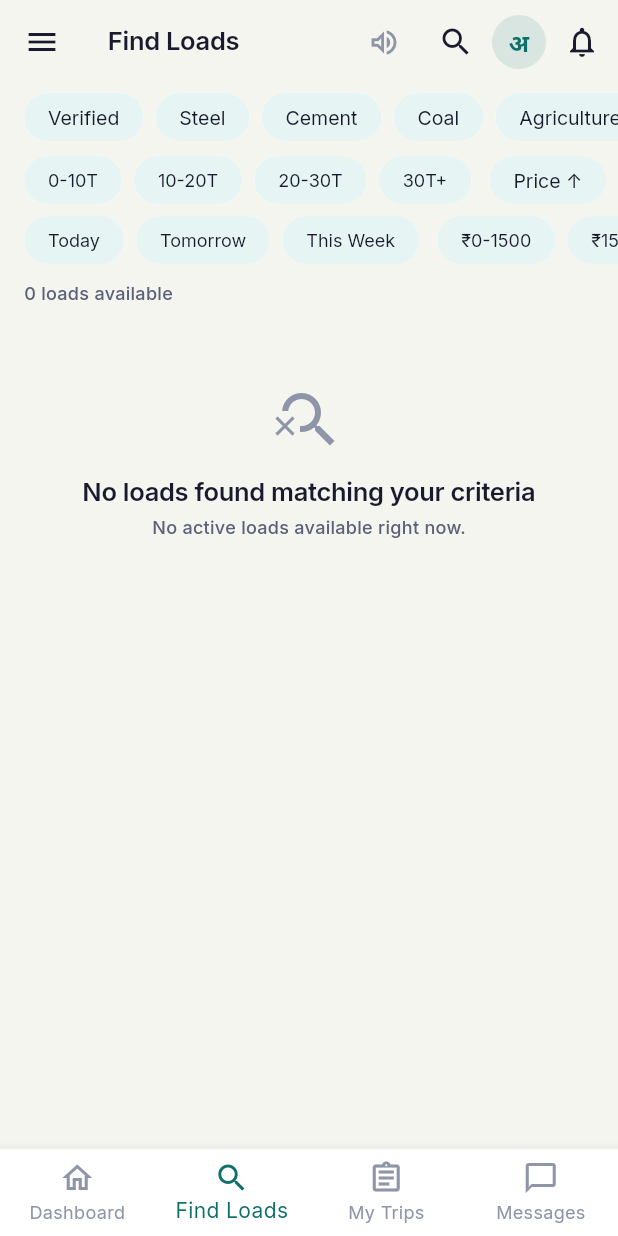
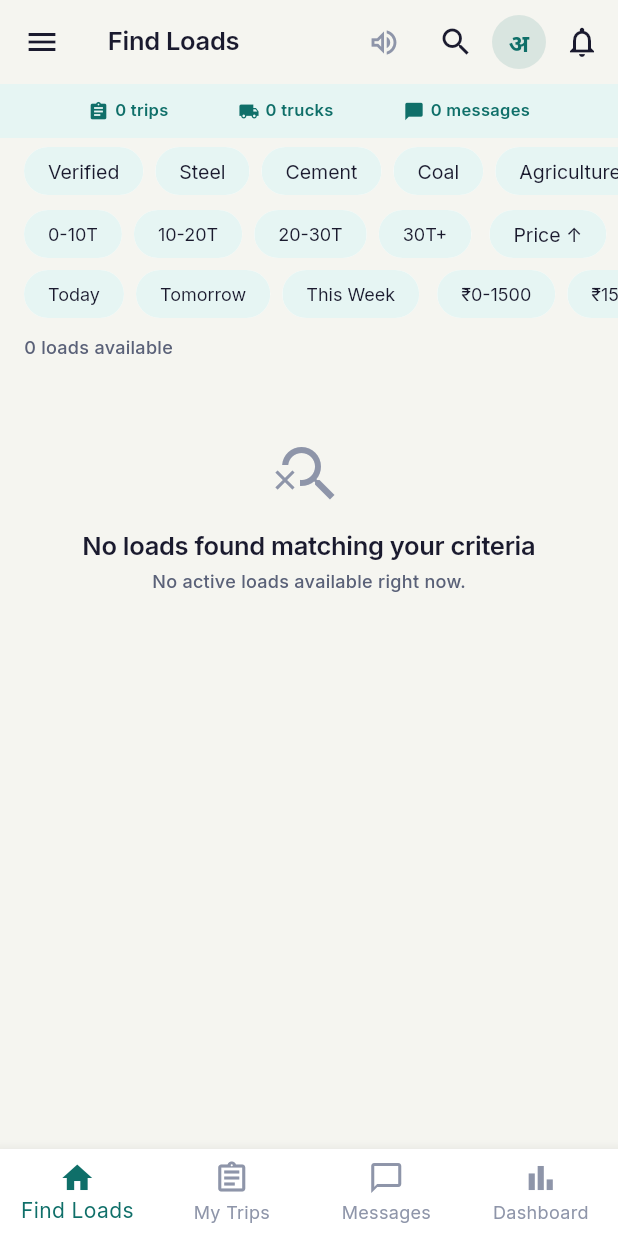
Before and after one commit to zaftyslogistics-code/tranzfort-v1-17-feb, a Flutter app: the FindLoadsScreen screen opened by its route, on a phone screen of 412 x 824 dp. Run offline on Flutter 3.47's test engine with Material 3 defaults, Android fonts, the phone set to English and light mode, and no system bars; our stand-ins replace battery_plus, cached_network_image, connectivity_plus, flutter_animate, flutter_map, flutter_riverpod and 16 more; missing offline and left inert: fllama, record, sherpa_onnx, whisper_flutter_new; accounts and stored records are empty.

Commit message:
feat(5.1): merge trucker dashboard into Find Loads
- Changed trucker Home tab from /trucker-dashboard to /find-loads
- Dashboard moved to last nav position with bar_chart icon
- Added stats ribbon (36px) at top of Find Loads: trips, trucks, messages
- Tappable badges navigate to respective screens
- Unread messages badge highlights in orange

flutter analyze: 0 issues

```diff
--- a/lib/src/features/trucker/presentation/screens/find_loads_screen.dart
+++ b/lib/src/features/trucker/presentation/screens/find_loads_screen.dart
@@ -331,6 +331,9 @@ class _FindLoadsScreenState extends ConsumerState<FindLoadsScreen> {
       floatingActionButton: ScrollToTopFab(scrollController: _resultsScrollController),
       body: Column(
         children: [
+          // Task 5.1: Stats ribbon (trucker home)
+          _StatsRibbon(),
+
           // Collapsible search bar
           if (_showSearchBar)
             Container(
@@ -1316,3 +1319,81 @@ class _LoadCard extends ConsumerWidget {
     );
   }
 }
+
+/// Task 5.1: Compact stats ribbon at top of Find Loads (trucker home).
+class _StatsRibbon extends ConsumerWidget {
+  @override
+  Widget build(BuildContext context, WidgetRef ref) {
+    final tripsAsync = ref.watch(truckerActiveTripsCountProvider);
+    final trucksAsync = ref.watch(truckerFleetCountProvider);
+    final unreadAsync = ref.watch(unreadChatsCountProvider);
+
+    final trips = tripsAsync.valueOrNull ?? 0;
+    final trucks = trucksAsync.valueOrNull ?? 0;
+    final unread = unreadAsync.valueOrNull ?? 0;
+
+    return Container(
+      height: 36,
+      color: AppColors.brandTealLight,
+      padding: const EdgeInsets.symmetric(horizontal: 12),
+      child: Row(
+        mainAxisAlignment: MainAxisAlignment.spaceEvenly,
+        children: [
+          _StatBadge(
+            icon: Icons.assignment,
+            label: '$trips trips',
+            onTap: () => context.go('/my-trips'),
+          ),
+          _StatBadge(
+            icon: Icons.local_shipping,
+            label: '$trucks trucks',
+            onTap: () => context.push('/my-trucks'),
+          ),
+          _StatBadge(
+            icon: Icons.chat_bubble,
+            label: '$unread messages',
+            highlight: unread > 0,
+            onTap: () => context.go('/messages'),
+          ),
+        ],
+      ),
+    );
+  }
+}
+
+class _StatBadge extends StatelessWidget {
+  final IconData icon;
+  final String label;
+  final VoidCallback onTap;
+  final bool highlight;
+
+  const _StatBadge({
+    required this.icon,
+    required this.label,
+    required this.onTap,
+    this.highlight = false,
+  });
+
+  @override
+  Widget build(BuildContext context) {
+    return GestureDetector(
+      onTap: onTap,
+      child: Row(
+        mainAxisSize: MainAxisSize.min,
+        children: [
+          Icon(icon, size: 14,
+              color: highlight ? AppColors.brandOrange : AppColors.brandTeal),
+          const SizedBox(width: 4),
+          Text(
+            label,
+            style: AppTypography.caption.copyWith(
+              color: highlight ? AppColors.brandOrange : AppColors.brandTeal,
+              fontWeight: FontWeight.w600,
+              fontSize: 11,
+            ),
+          ),
+        ],
+      ),
+    );
+  }
+}
--- a/lib/src/shared/widgets/bottom_nav_bar.dart
+++ b/lib/src/shared/widgets/bottom_nav_bar.dart
@@ -50,10 +50,10 @@ class BottomNavBar extends StatelessWidget {
   ];
 
   static List<_NavItem> _getTruckerItems(AppLocalizations l10n) => [
-    _NavItem(l10n.dashboard, Icons.home_outlined, Icons.home, '/trucker-dashboard'),
-    _NavItem(l10n.findLoads, Icons.search_outlined, Icons.search, '/find-loads'),
+    _NavItem(l10n.findLoads, Icons.home_outlined, Icons.home, '/find-loads'),
     _NavItem(l10n.myTrips, Icons.assignment_outlined, Icons.assignment, '/my-trips'),
     _NavItem(l10n.messages, Icons.chat_bubble_outline, Icons.chat_bubble, '/messages'),
+    _NavItem(l10n.dashboard, Icons.bar_chart_outlined, Icons.bar_chart, '/trucker-dashboard'),
   ];
 }
 
```
